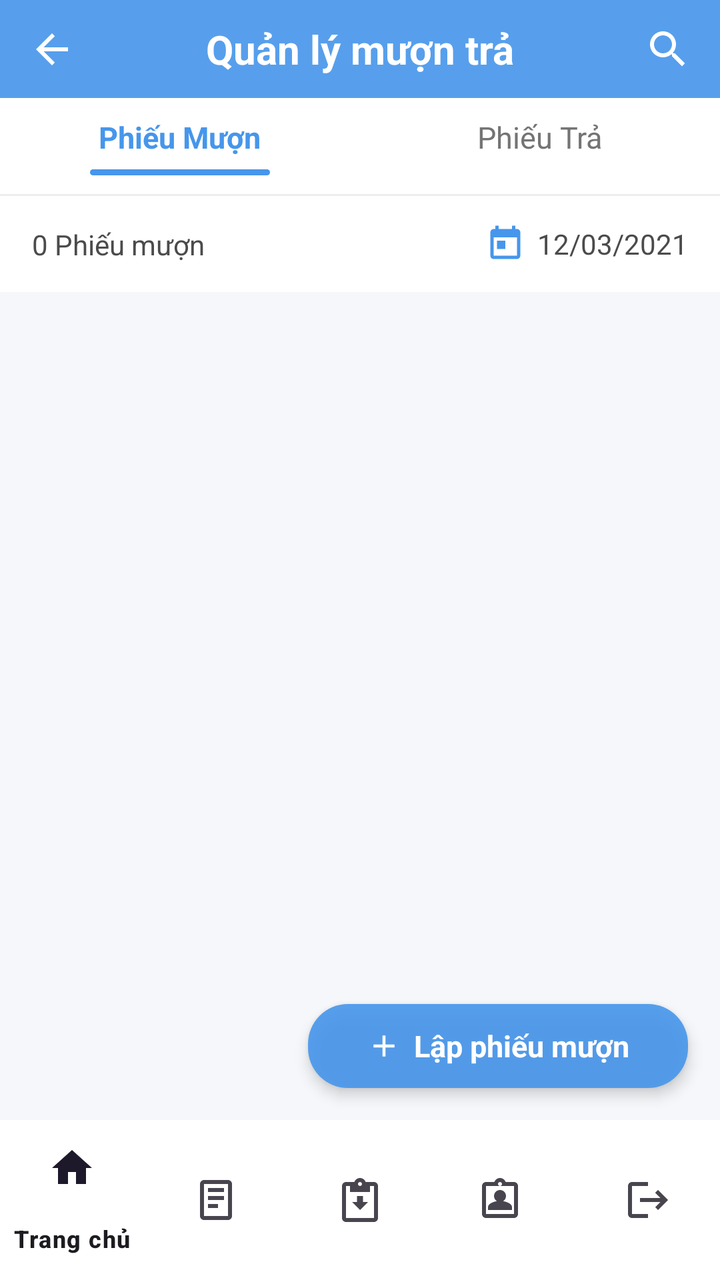
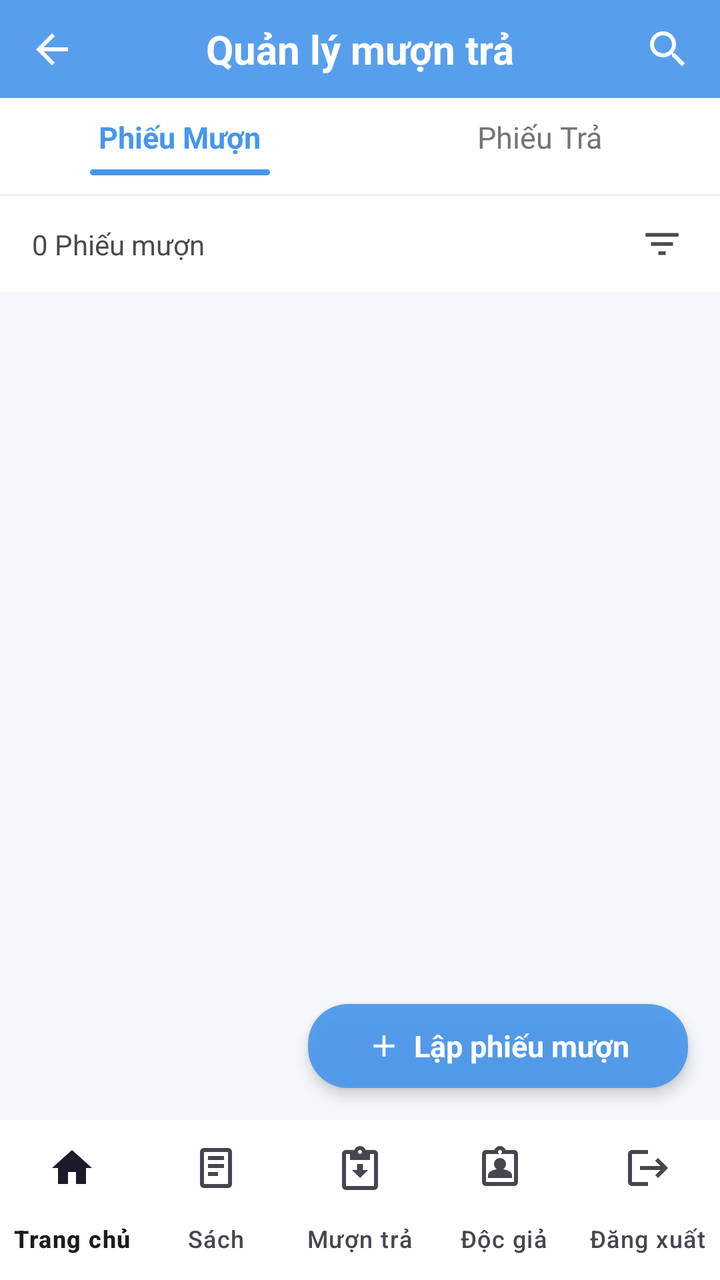

The first picture is an Android layout as it rendered before a commit; the second is the same layout after the commit. The layout source and the unified diff follow.
<!-- AndroidManifest.xml: application theme Theme.QuanLyThuVien -->
<!-- res/layout/activity_muontra.xml -->
<?xml version="1.0" encoding="utf-8"?>
<androidx.constraintlayout.widget.ConstraintLayout xmlns:android="http://schemas.android.com/apk/res/android"
    xmlns:app="http://schemas.android.com/apk/res-auto"
    android:layout_width="match_parent"
    android:layout_height="match_parent"
    android:background="#F5F7FA">

    
    <androidx.constraintlayout.widget.ConstraintLayout
        android:id="@+id/header"
        android:layout_width="0dp"
        android:layout_height="49dp"
        android:background="@drawable/bg_header_sach"
        app:layout_constraintTop_toTopOf="parent"
        app:layout_constraintStart_toStartOf="parent"
        app:layout_constraintEnd_toEndOf="parent">

        <ImageView
            android:id="@+id/btnBack"
            android:layout_width="28dp"
            android:layout_height="28dp"
            android:layout_marginStart="12dp"
            android:padding="2dp"
            android:src="@drawable/ic_arrow_back"
            android:background="?attr/selectableItemBackgroundBorderless"
            android:contentDescription="Quay lại"
            app:layout_constraintTop_toTopOf="parent"
            app:layout_constraintBottom_toBottomOf="parent"
            app:layout_constraintStart_toStartOf="parent" />

        <TextView
            android:id="@+id/tvTitle"
            android:layout_width="wrap_content"
            android:layout_height="wrap_content"
            android:text="Quản lý mượn trả"
            android:textColor="#FFFFFF"
            android:textSize="20sp"
            android:textStyle="bold"
            app:layout_constraintTop_toTopOf="parent"
            app:layout_constraintBottom_toBottomOf="parent"
            app:layout_constraintStart_toStartOf="parent"
            app:layout_constraintEnd_toEndOf="parent" />

        <ImageView
            android:id="@+id/btnSearch"
            android:layout_width="28dp"
            android:layout_height="28dp"
            android:layout_marginEnd="12dp"
            android:padding="2dp"
            android:src="@drawable/ic_search"
            android:background="?attr/selectableItemBackgroundBorderless"
            android:contentDescription="Tìm kiếm"
            app:layout_constraintTop_toTopOf="parent"
            app:layout_constraintBottom_toBottomOf="parent"
            app:layout_constraintEnd_toEndOf="parent" />
    </androidx.constraintlayout.widget.ConstraintLayout>

    
    <LinearLayout
        android:id="@+id/tabRow"
        android:layout_width="0dp"
        android:layout_height="48dp"
        android:orientation="horizontal"
        android:background="#FFFFFF"
        app:layout_constraintTop_toBottomOf="@id/header"
        app:layout_constraintStart_toStartOf="parent"
        app:layout_constraintEnd_toEndOf="parent">

        <LinearLayout
            android:id="@+id/tabMuon"
            android:layout_width="0dp"
            android:layout_height="match_parent"
            android:layout_weight="1"
            android:orientation="vertical"
            android:gravity="center"
            android:clickable="true"
            android:focusable="true"
            android:background="?attr/selectableItemBackground">

            <TextView
                android:id="@+id/tvTabMuon"
                android:layout_width="wrap_content"
                android:layout_height="wrap_content"
                android:text="Phiếu Mượn"
                android:textColor="#4696EB"
                android:textSize="15sp"
                android:textStyle="bold" />

            <View
                android:id="@+id/indicatorMuon"
                android:layout_width="90dp"
                android:layout_height="3dp"
                android:layout_marginTop="6dp"
                android:background="@drawable/bg_tab_indicator" />
        </LinearLayout>

        <LinearLayout
            android:id="@+id/tabTra"
            android:layout_width="0dp"
            android:layout_height="match_parent"
            android:layout_weight="1"
            android:orientation="vertical"
            android:gravity="center"
            android:clickable="true"
            android:focusable="true"
            android:background="?attr/selectableItemBackground">

            <TextView
                android:id="@+id/tvTabTra"
                android:layout_width="wrap_content"
                android:layout_height="wrap_content"
                android:text="Phiếu Trả"
                android:textColor="#747474"
                android:textSize="15sp" />

            <View
                android:id="@+id/indicatorTra"
                android:layout_width="90dp"
                android:layout_height="3dp"
                android:layout_marginTop="6dp"
                android:background="@android:color/transparent" />
        </LinearLayout>
    </LinearLayout>

    <View
        android:id="@+id/tabDivider"
        android:layout_width="0dp"
        android:layout_height="1dp"
        android:background="#EEEEEE"
        app:layout_constraintTop_toBottomOf="@id/tabRow"
        app:layout_constraintStart_toStartOf="parent"
        app:layout_constraintEnd_toEndOf="parent" />

    
    <androidx.constraintlayout.widget.ConstraintLayout
        android:id="@+id/countRow"
        android:layout_width="0dp"
        android:layout_height="48dp"
        android:background="#FFFFFF"
        app:layout_constraintTop_toBottomOf="@id/tabDivider"
        app:layout_constraintStart_toStartOf="parent"
        app:layout_constraintEnd_toEndOf="parent">

        <TextView
            android:id="@+id/tvCount"
            android:layout_width="wrap_content"
            android:layout_height="wrap_content"
            android:layout_marginStart="16dp"
            android:text="0 Phiếu mượn"
            android:textColor="#4B4B4B"
            android:textSize="14sp"
            app:layout_constraintTop_toTopOf="parent"
            app:layout_constraintBottom_toBottomOf="parent"
            app:layout_constraintStart_toStartOf="parent" />

        <LinearLayout
            android:id="@+id/dateRow"
            android:layout_width="wrap_content"
            android:layout_height="wrap_content"
            android:layout_marginEnd="16dp"
            android:orientation="horizontal"
            android:gravity="center_vertical"
            app:layout_constraintTop_toTopOf="parent"
            app:layout_constraintBottom_toBottomOf="parent"
            app:layout_constraintEnd_toEndOf="parent">

            <ImageView
                android:layout_width="20dp"
                android:layout_height="20dp"
                android:src="@drawable/ic_calendar"
                android:contentDescription="Ngày" />

            <TextView
                android:id="@+id/tvDate"
                android:layout_width="wrap_content"
                android:layout_height="wrap_content"
                android:layout_marginStart="6dp"
                android:text="12/03/2021"
                android:textColor="#4B4B4B"
                android:textSize="14sp" />
        </LinearLayout>
    </androidx.constraintlayout.widget.ConstraintLayout>

    
    <androidx.recyclerview.widget.RecyclerView
        android:id="@+id/rvPhieu"
        android:layout_width="0dp"
        android:layout_height="0dp"
        android:background="#F5F7FA"
        android:clipToPadding="false"
        android:paddingTop="4dp"
        android:paddingBottom="120dp"
        app:layout_constraintTop_toBottomOf="@id/countRow"
        app:layout_constraintStart_toStartOf="parent"
        app:layout_constraintEnd_toEndOf="parent"
        app:layout_constraintBottom_toTopOf="@id/bottomNav" />

    <TextView
        android:id="@+id/tvEmpty"
        android:layout_width="wrap_content"
        android:layout_height="wrap_content"
        android:text="Chưa có phiếu nào"
        android:textColor="#9AA3AE"
        android:textSize="14sp"
        android:visibility="gone"
        app:layout_constraintTop_toTopOf="@id/rvPhieu"
        app:layout_constraintBottom_toBottomOf="@id/rvPhieu"
        app:layout_constraintStart_toStartOf="@id/rvPhieu"
        app:layout_constraintEnd_toEndOf="@id/rvPhieu" />

    
    <LinearLayout
        android:id="@+id/fabAdd"
        android:layout_width="190dp"
        android:layout_height="42dp"
        android:layout_marginEnd="16dp"
        android:layout_marginBottom="16dp"
        android:orientation="horizontal"
        android:gravity="center"
        android:background="@drawable/bg_fab_add"
        android:clickable="true"
        android:focusable="true"
        android:elevation="4dp"
        app:layout_constraintEnd_toEndOf="parent"
        app:layout_constraintBottom_toTopOf="@id/bottomNav">

        <ImageView
            android:layout_width="18dp"
            android:layout_height="18dp"
            android:src="@drawable/ic_plus"
            android:contentDescription="Thêm" />

        <TextView
            android:id="@+id/tvFabLabel"
            android:layout_width="wrap_content"
            android:layout_height="wrap_content"
            android:layout_marginStart="6dp"
            android:text="Lập phiếu mượn"
            android:textColor="#FFFFFF"
            android:textSize="15sp"
            android:textStyle="bold" />
    </LinearLayout>

    <com.google.android.material.bottomnavigation.BottomNavigationView
        android:id="@+id/bottomNav"
        android:layout_width="0dp"
        android:layout_height="wrap_content"
        android:background="#FFFFFF"
        app:menu="@menu/bottom_nav_menu"
        app:layout_constraintStart_toStartOf="parent"
        app:layout_constraintEnd_toEndOf="parent"
        app:layout_constraintBottom_toBottomOf="parent" />

</androidx.constraintlayout.widget.ConstraintLayout>
<!-- resources referenced by this layout -->
<resources>
  <!-- drawable bg_fab_add (drawable) -->
  <?xml version="1.0" encoding="utf-8"?>
  <shape xmlns:android="http://schemas.android.com/apk/res/android"
      android:shape="rectangle">
      <solid android:color="#E64696EB" />
      <corners android:radius="20dp" />
  </shape>
  <!-- drawable bg_header_sach (drawable) -->
  <?xml version="1.0" encoding="utf-8"?>
  <shape xmlns:android="http://schemas.android.com/apk/res/android"
      android:shape="rectangle">
      <solid android:color="#E64696EB" />
  </shape>
  <!-- drawable bg_tab_indicator (drawable) -->
  <?xml version="1.0" encoding="utf-8"?>
  <shape xmlns:android="http://schemas.android.com/apk/res/android"
      android:shape="rectangle">
      <solid android:color="@color/colorPrimary" />
      <corners android:radius="2dp" />
  </shape>
  <!-- drawable ic_arrow_back (drawable) -->
  <vector xmlns:android="http://schemas.android.com/apk/res/android"
      android:width="24dp"
      android:height="24dp"
      android:viewportWidth="24"
      android:viewportHeight="24"
      android:tint="#FFFFFF">
      <path
          android:fillColor="#FFFFFF"
          android:pathData="M20,11H7.83l5.59,-5.59L12,4l-8,8 8,8 1.41,-1.41L7.83,13H20v-2z"/>
  </vector>
  <!-- drawable ic_calendar (drawable) -->
  <?xml version="1.0" encoding="utf-8"?>
  <vector xmlns:android="http://schemas.android.com/apk/res/android"
      android:width="22dp"
      android:height="22dp"
      android:viewportWidth="24"
      android:viewportHeight="24"
      android:tint="#4696EB">
      <path
          android:fillColor="#4696EB"
          android:pathData="M19,3h-1V1h-2v2H8V1H6v2H5c-1.11,0 -1.99,0.9 -1.99,2L3,19c0,1.1 0.89,2 2,2h14c1.1,0 2,-0.9 2,-2V5c0,-1.1 -0.9,-2 -2,-2zM19,19H5V8h14v11zM7,10h5v5H7z" />
  </vector>
  <!-- drawable ic_plus (drawable) -->
  <vector xmlns:android="http://schemas.android.com/apk/res/android"
      android:width="20dp"
      android:height="20dp"
      android:viewportWidth="24"
      android:viewportHeight="24"
      android:tint="#FFFFFF">
      <path
          android:fillColor="#FFFFFF"
          android:pathData="M19,13h-6v6h-2v-6H5v-2h6V5h2v6h6v2z"/>
  </vector>
  <style name="Theme.QuanLyThuVien" parent="Base.Theme.QuanLyThuVien" />
  <color name="colorPrimary">#4696EB</color>
  <style name="Base.Theme.QuanLyThuVien" parent="Theme.Material3.DayNight.NoActionBar">
          <item name="colorPrimary">@color/colorPrimary</item>
          <item name="colorPrimaryVariant">@color/colorPrimaryDark</item>
          <item name="colorOnPrimary">@color/white</item>
          
          <item name="android:statusBarColor" tools:targetApi="l">@android:color/transparent</item>
          <item name="android:windowLightStatusBar" tools:targetApi="m">false</item>
      </style>
  <color name="colorPrimaryDark">#4F91D7</color>
  <color name="white">#FFFFFFFF</color>
  <!-- unchanged entries left out for length: 1 -->
</resources>

<!-- the commit's change to res/layout/activity_muontra.xml (unified diff, before → after) -->
@@ -53,6 +53,72 @@
             app:layout_constraintTop_toTopOf="parent"
             app:layout_constraintBottom_toBottomOf="parent"
             app:layout_constraintEnd_toEndOf="parent" />
+
+        
+        <LinearLayout
+            android:id="@+id/headerSearch"
+            android:layout_width="0dp"
+            android:layout_height="match_parent"
+            android:orientation="horizontal"
+            android:gravity="center_vertical"
+            android:visibility="gone"
+            android:background="@drawable/bg_header_sach"
+            app:layout_constraintTop_toTopOf="parent"
+            app:layout_constraintBottom_toBottomOf="parent"
+            app:layout_constraintStart_toStartOf="parent"
+            app:layout_constraintEnd_toEndOf="parent">
+
+            <ImageView
+                android:id="@+id/btnSearchBack"
+                android:layout_width="28dp"
+                android:layout_height="28dp"
+                android:layout_marginStart="12dp"
+                android:padding="2dp"
+                android:src="@drawable/ic_arrow_back"
+                android:background="?attr/selectableItemBackgroundBorderless"
+                android:contentDescription="Đóng tìm kiếm" />
+
+            <LinearLayout
+                android:layout_width="0dp"
+                android:layout_height="36dp"
+                android:layout_weight="1"
+                android:layout_marginHorizontal="10dp"
+                android:orientation="horizontal"
+                android:gravity="center_vertical"
+                android:background="@drawable/bg_search_input"
+                android:paddingHorizontal="10dp">
+
+                <ImageView
+                    android:layout_width="18dp"
+                    android:layout_height="18dp"
+                    android:src="@drawable/ic_search_gray"
+                    android:contentDescription="Tìm" />
+
+                <EditText
+                    android:id="@+id/edtSearch"
+                    android:layout_width="0dp"
+                    android:layout_height="match_parent"
+                    android:layout_weight="1"
+                    android:layout_marginStart="8dp"
+                    android:background="@android:color/transparent"
+                    android:hint="Tìm phiếu, tên bạn đọc..."
+                    android:textColor="#000000"
+                    android:textColorHint="#9AA3AE"
+                    android:textSize="14sp"
+                    android:imeOptions="actionSearch"
+                    android:singleLine="true"
+                    android:inputType="text" />
+
+                <ImageView
+                    android:id="@+id/btnClearSearch"
+                    android:layout_width="22dp"
+                    android:layout_height="22dp"
+                    android:src="@drawable/ic_close"
+                    android:background="?attr/selectableItemBackgroundBorderless"
+                    android:contentDescription="Xóa"
+                    android:visibility="gone" />
+            </LinearLayout>
+        </LinearLayout>
     </androidx.constraintlayout.widget.ConstraintLayout>
 
     
@@ -153,32 +219,19 @@
             app:layout_constraintBottom_toBottomOf="parent"
             app:layout_constraintStart_toStartOf="parent" />
 
-        <LinearLayout
-            android:id="@+id/dateRow"
-            android:layout_width="wrap_content"
-            android:layout_height="wrap_content"
+        
+        <ImageView
+            android:id="@+id/btnFilter"
+            android:layout_width="26dp"
+            android:layout_height="26dp"
             android:layout_marginEnd="16dp"
-            android:orientation="horizontal"
-            android:gravity="center_vertical"
-            app:layout_constraintTop_toTopOf="parent"
-            app:layout_constraintBottom_toBottomOf="parent"
-            app:layout_constraintEnd_toEndOf="parent">
-
-            <ImageView
-                android:layout_width="20dp"
-                android:layout_height="20dp"
-                android:src="@drawable/ic_calendar"
-                android:contentDescription="Ngày" />
-
-            <TextView
-                android:id="@+id/tvDate"
-                android:layout_width="wrap_content"
-                android:layout_height="wrap_content"
-                android:layout_marginStart="6dp"
-                android:text="12/03/2021"
-                android:textColor="#4B4B4B"
-                android:textSize="14sp" />
-        </LinearLayout>
+            android:padding="2dp"
+            android:src="@drawable/ic_filter"
+            android:background="?attr/selectableItemBackgroundBorderless"
+            android:contentDescription="Bộ lọc"
+            app:layout_constraintTop_toTopOf="parent"
+            app:layout_constraintBottom_toBottomOf="parent"
+            app:layout_constraintEnd_toEndOf="parent" />
     </androidx.constraintlayout.widget.ConstraintLayout>
 
     
@@ -247,6 +300,7 @@
         android:layout_height="wrap_content"
         android:background="#FFFFFF"
         app:menu="@menu/bottom_nav_menu"
+        app:labelVisibilityMode="labeled"
         app:layout_constraintStart_toStartOf="parent"
         app:layout_constraintEnd_toEndOf="parent"
         app:layout_constraintBottom_toBottomOf="parent" />
<!-- resource entries referenced after the edit -->
@@ -12,6 +12,13 @@
   <shape xmlns:android="http://schemas.android.com/apk/res/android"
       android:shape="rectangle">
       <solid android:color="#E64696EB" />
+  </shape>
+  <!-- drawable bg_search_input (drawable) -->
+  <?xml version="1.0" encoding="utf-8"?>
+  <shape xmlns:android="http://schemas.android.com/apk/res/android"
+      android:shape="rectangle">
+      <solid android:color="#FFFFFF" />
+      <corners android:radius="20dp" />
   </shape>
   <!-- drawable bg_tab_indicator (drawable) -->
   <?xml version="1.0" encoding="utf-8"?>
@@ -31,17 +38,27 @@
           android:fillColor="#FFFFFF"
           android:pathData="M20,11H7.83l5.59,-5.59L12,4l-8,8 8,8 1.41,-1.41L7.83,13H20v-2z"/>
   </vector>
-  <!-- drawable ic_calendar (drawable) -->
-  <?xml version="1.0" encoding="utf-8"?>
+  <!-- drawable ic_close (drawable) -->
   <vector xmlns:android="http://schemas.android.com/apk/res/android"
-      android:width="22dp"
-      android:height="22dp"
+      android:width="20dp"
+      android:height="20dp"
       android:viewportWidth="24"
       android:viewportHeight="24"
-      android:tint="#4696EB">
+      android:tint="#9AA3AE">
       <path
-          android:fillColor="#4696EB"
-          android:pathData="M19,3h-1V1h-2v2H8V1H6v2H5c-1.11,0 -1.99,0.9 -1.99,2L3,19c0,1.1 0.89,2 2,2h14c1.1,0 2,-0.9 2,-2V5c0,-1.1 -0.9,-2 -2,-2zM19,19H5V8h14v11zM7,10h5v5H7z" />
+          android:fillColor="#9AA3AE"
+          android:pathData="M12,2C6.47,2 2,6.47 2,12s4.47,10 10,10 10,-4.47 10,-10S17.53,2 12,2zM17,15.59L15.59,17 12,13.41 8.41,17 7,15.59 10.59,12 7,8.41 8.41,7 12,10.59 15.59,7 17,8.41 13.41,12 17,15.59z"/>
+  </vector>
+  <!-- drawable ic_filter (drawable) -->
+  <vector xmlns:android="http://schemas.android.com/apk/res/android"
+      android:width="24dp"
+      android:height="24dp"
+      android:viewportWidth="24"
+      android:viewportHeight="24"
+      android:tint="#4B4B4B">
+      <path
+          android:fillColor="#4B4B4B"
+          android:pathData="M10,18h4v-2h-4v2zM3,6v2h18V6H3zM6,13h12v-2H6v2z"/>
   </vector>
   <!-- drawable ic_plus (drawable) -->
   <vector xmlns:android="http://schemas.android.com/apk/res/android"
@@ -53,6 +70,17 @@
       <path
           android:fillColor="#FFFFFF"
           android:pathData="M19,13h-6v6h-2v-6H5v-2h6V5h2v6h6v2z"/>
+  </vector>
+  <!-- drawable ic_search_gray (drawable) -->
+  <vector xmlns:android="http://schemas.android.com/apk/res/android"
+      android:width="20dp"
+      android:height="20dp"
+      android:viewportWidth="24"
+      android:viewportHeight="24"
+      android:tint="#747474">
+      <path
+          android:fillColor="#747474"
+          android:pathData="M15.5,14h-0.79l-0.28,-0.27C15.41,12.59 16,11.11 16,9.5 16,5.91 13.09,3 9.5,3S3,5.91 3,9.5 5.91,16 9.5,16c1.61,0 3.09,-0.59 4.23,-1.57l0.27,0.28v0.79l5,4.99L20.49,19l-4.99,-5zM9.5,14C7.01,14 5,11.99 5,9.5S7.01,5 9.5,5 14,7.01 14,9.5 11.99,14 9.5,14z"/>
   </vector>
   <style name="Theme.QuanLyThuVien" parent="Base.Theme.QuanLyThuVien" />
   <color name="colorPrimary">#4696EB</color>
